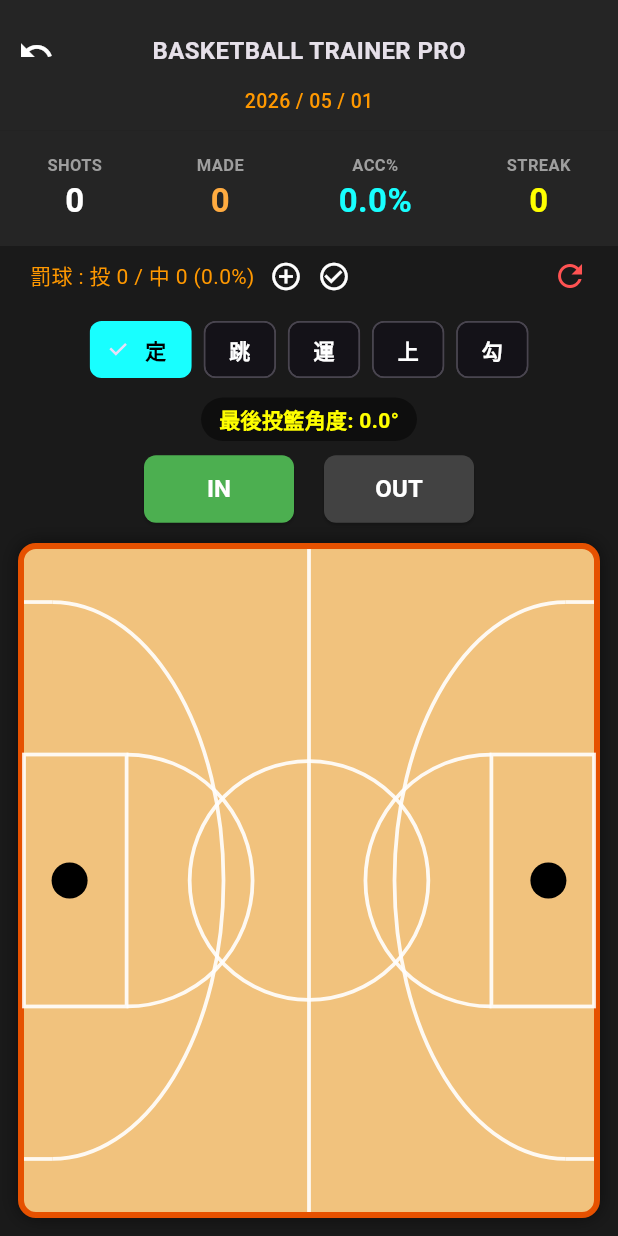
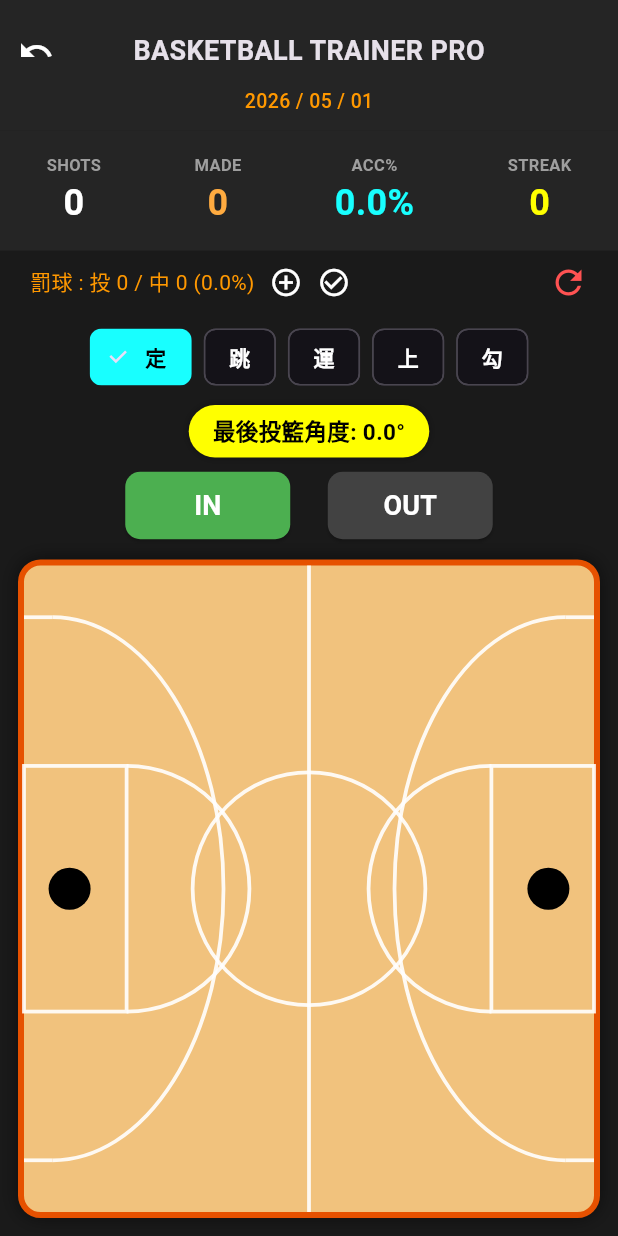
Before and after one commit to qp2ldilrul/basketball_trainer, a Flutter app: the screen it shows after launch, after a tap on the "undo" icon, on a phone screen of 412 x 824 dp. Run offline on Flutter 3.47's test engine with Material 3 defaults, Android fonts, the phone set to English and light mode, and no system bars.

Commit message:
force update basketball pro version

```diff
--- a/lib/main.dart
+++ b/lib/main.dart
@@ -57,7 +57,6 @@ class _ShotProScreenState extends State<ShotProScreen> {
 }
 
 class ShotTrackerBody extends StatefulWidget {
-  // 這裡已修正：使用正確的 super.key
   const ShotTrackerBody({super.key});
 
   @override
@@ -129,6 +128,7 @@ class _ShotTrackerBodyState extends State<ShotTrackerBody> {
 
     return Column(
       children: [
+        // 頂部導覽列：Undo 按鈕、標題、日期
         Container(
           width: double.infinity,
           padding: const EdgeInsets.only(top: 10),
@@ -139,8 +139,8 @@ class _ShotTrackerBodyState extends State<ShotTrackerBody> {
                 mainAxisAlignment: MainAxisAlignment.spaceBetween,
                 children: [
                   IconButton(icon: const Icon(Icons.undo, color: Colors.white), onPressed: _undo),
-                  const Text('BASKETBALL TRAINER PRO', style: TextStyle(fontWeight: FontWeight.bold, fontSize: 16)),
-                  const SizedBox(width: 48),
+                  const Text('BASKETBALL TRAINER PRO', style: TextStyle(fontWeight: FontWeight.bold, fontSize: 18)),
+                  const SizedBox(width: 48), // 保持標題置中
                 ],
               ),
               Text(today, style: const TextStyle(color: Colors.orange, fontSize: 13, fontWeight: FontWeight.w500)),
@@ -148,6 +148,7 @@ class _ShotTrackerBodyState extends State<ShotTrackerBody> {
             ],
           ),
         ),
+        // 數據統計區塊
         Container(
           padding: const EdgeInsets.symmetric(vertical: 15),
           color: const Color(0xFF252525),
@@ -161,20 +162,25 @@ class _ShotTrackerBodyState extends State<ShotTrackerBody> {
             ],
           ),
         ),
+        // 罰球與重設按鈕
         Padding(
           padding: const EdgeInsets.symmetric(vertical: 8, horizontal: 20),
           child: Row(
             children: [
               Text('罰球 : 投 $_ftTotal / 中 $_ftMade (${ftAcc.toStringAsFixed(1)}%)', style: const TextStyle(color: Colors.orange, fontSize: 14)),
               const SizedBox(width: 10),
-              GestureDetector(onTap: () => setState(() => _ftTotal++), child: const Icon(Icons.add_circle_outline, size: 22)),
+              GestureDetector(onTap: () => setState(() => _ftTotal++), child: const Icon(Icons.add_circle_outline, size: 22, color: Colors.white)),
               const SizedBox(width: 10),
-              GestureDetector(onTap: () => setState(() { _ftTotal++; _ftMade++; }), child: const Icon(Icons.check_circle_outline, size: 22)),
+              GestureDetector(onTap: () => setState(() { _ftTotal++; _ftMade++; }), child: const Icon(Icons.check_circle_outline, size: 22, color: Colors.white)),
               const Spacer(),
-              GestureDetector(onTap: () => setState(() { _records.clear(); _ftTotal = 0; _ftMade = 0; _streak = 0; _lastAngle = 0; }), child: const Icon(Icons.refresh, color: Colors.redAccent, size: 24)),
+              GestureDetector(
+                onTap: () => setState(() { _records.clear(); _ftTotal = 0; _ftMade = 0; _streak = 0; _lastAngle = 0; }),
+                child: const Icon(Icons.refresh, color: Colors.redAccent, size: 26),
+              ),
             ],
           ),
         ),
+        // 投籃類型選擇 (ChoiceChips)
         const SizedBox(height: 5),
         Row(
           mainAxisAlignment: MainAxisAlignment.center,
@@ -189,22 +195,32 @@ class _ShotTrackerBodyState extends State<ShotTrackerBody> {
             ),
           )).toList(),
         ),
+        // 鮮黃色提示區塊：顯示最後一次角度
         Padding(
           padding: const EdgeInsets.symmetric(vertical: 8),
           child: Container(
-            padding: const EdgeInsets.symmetric(horizontal: 12, vertical: 4),
-            decoration: BoxDecoration(color: Colors.black45, borderRadius: BorderRadius.circular(15)),
-            child: Text('最後投籃角度: ${_lastAngle.toStringAsFixed(1)}°', style: const TextStyle(color: Colors.yellowAccent, fontSize: 14, fontWeight: FontWeight.bold)),
+            padding: const EdgeInsets.symmetric(horizontal: 16, vertical: 6),
+            decoration: BoxDecoration(
+              color: Colors.yellowAccent,
+              borderRadius: BorderRadius.circular(20),
+              boxShadow: [BoxShadow(color: Colors.black.withOpacity(0.3), blurRadius: 4)],
+            ),
+            child: Text(
+              '最後投籃角度: ${_lastAngle.toStringAsFixed(1)}°',
+              style: const TextStyle(color: Colors.black, fontWeight: FontWeight.bold, fontSize: 15),
+            ),
           ),
         ),
+        // IN / OUT 切換按鈕
         Row(
           mainAxisAlignment: MainAxisAlignment.center,
           children: [
             _goalBtn(true, 'IN', Colors.green),
-            const SizedBox(width: 20),
-            _goalBtn(false, 'OUT', Colors.red),
+            const SizedBox(width: 25),
+            _goalBtn(false, 'OUT', Colors.grey.shade700),
           ],
         ),
+        // 籃球場繪圖區域 (包含每個點的角度)
         Expanded(
           child: Padding(
             padding: const EdgeInsets.all(12),
@@ -213,7 +229,7 @@ class _ShotTrackerBodyState extends State<ShotTrackerBody> {
               child: Container(
                 decoration: BoxDecoration(
                   color: const Color(0xFFF1C27D),
-                  borderRadius: BorderRadius.circular(12),
+                  borderRadius: BorderRadius.circular(15),
                   border: Border.all(color: Colors.orange.shade900, width: 4),
                   boxShadow: [BoxShadow(color: Colors.black.withOpacity(0.5), blurRadius: 10)],
                 ),
@@ -239,7 +255,7 @@ class _ShotTrackerBodyState extends State<ShotTrackerBody> {
   Widget _statBox(String label, String val, Color c) {
     return Column(children: [
       Text(label, style: const TextStyle(fontSize: 11, color: Colors.grey, fontWeight: FontWeight.bold)),
-      Text(val, style: TextStyle(fontSize: 22, fontWeight: FontWeight.bold, color: c)),
+      Text(val, style: TextStyle(fontSize: 24, fontWeight: FontWeight.bold, color: c)),
     ]);
   }
 
@@ -248,11 +264,11 @@ class _ShotTrackerBodyState extends State<ShotTrackerBody> {
     return ElevatedButton(
       onPressed: () => setState(() => _nextIsMade = goal),
       style: ElevatedButton.styleFrom(
-        backgroundColor: active ? c : Colors.grey[800],
-        minimumSize: const Size(100, 45),
-        shape: RoundedRectangleBorder(borderRadius: BorderRadius.circular(8)),
+        backgroundColor: active ? (goal ? Colors.green : Colors.red) : Colors.grey[800],
+        minimumSize: const Size(110, 45),
+        shape: RoundedRectangleBorder(borderRadius: BorderRadius.circular(10)),
       ),
-      child: Text(txt, style: const TextStyle(color: Colors.white, fontWeight: FontWeight.bold, fontSize: 16)),
+      child: Text(txt, style: const TextStyle(color: Colors.white, fontWeight: FontWeight.bold, fontSize: 18)),
     );
   }
 }
@@ -275,6 +291,7 @@ class FullCourtPainter extends CustomPainter {
     double midX = w / 2;
     double midY = h / 2;
 
+    // --- 球場線條繪製 ---
     canvas.drawLine(Offset(midX, 0), Offset(midX, h), linePaint);
     canvas.drawCircle(Offset(midX, midY), h * 0.18, linePaint);
 
@@ -282,59 +299,51 @@ class FullCourtPainter extends CustomPainter {
       double sideMul = isLeft ? 1 : -1;
       double startX = isLeft ? 0 : w;
 
+      // 禁區
       double keyW = w * 0.18;
       double keyH = h * 0.38;
-      canvas.drawRect(
-        Rect.fromCenter(
-          center: Offset(startX + (sideMul * keyW / 2), midY),
-          width: keyW,
-          height: keyH,
-        ),
-        linePaint,
-      );
+      canvas.drawRect(Rect.fromCenter(center: Offset(startX + (sideMul * keyW / 2), midY), width: keyW, height: keyH), linePaint);
+      canvas.drawArc(Rect.fromCenter(center: Offset(startX + (sideMul * keyW), midY), width: keyH, height: keyH), isLeft ? -math.pi / 2 : math.pi / 2, math.pi, false, linePaint);
 
-      canvas.drawArc(
-        Rect.fromCenter(
-          center: Offset(startX + (sideMul * keyW), midY),
-          width: keyH,
-          height: keyH,
-        ),
-        isLeft ? -math.pi / 2 : math.pi / 2,
-        math.pi,
-        false,
-        linePaint,
-      );
-
+      // 三分線
       double threeR = h * 0.42;
       double straightW = w * 0.05;
       canvas.drawLine(Offset(startX, midY - threeR), Offset(startX + (sideMul * straightW), midY - threeR), linePaint);
       canvas.drawLine(Offset(startX, midY + threeR), Offset(startX + (sideMul * straightW), midY + threeR), linePaint);
-
-      canvas.drawArc(
-        Rect.fromCenter(
-          center: Offset(startX + (sideMul * straightW), midY),
-          width: (w * 0.3) * 2,
-          height: threeR * 2,
-        ),
-        isLeft ? -math.pi / 2 : math.pi / 2,
-        math.pi,
-        false,
-        linePaint,
-      );
+      canvas.drawArc(Rect.fromCenter(center: Offset(startX + (sideMul * straightW), midY), width: (w * 0.3) * 2, height: threeR * 2), isLeft ? -math.pi / 2 : math.pi / 2, math.pi, false, linePaint);
     }
 
-    canvas.drawCircle(Offset(w * 0.08, midY), 12, dotPaint);
-    canvas.drawCircle(Offset(w * 0.92, midY), 12, dotPaint);
+    // 左右兩側中線位置的實心大黑點
+    canvas.drawCircle(Offset(w * 0.08, midY), 14, dotPaint);
+    canvas.drawCircle(Offset(w * 0.92, midY), 14, dotPaint);
+
+    // --- 繪製投籃位置與角度標記 ---
+    final textPainter = TextPainter(textDirection: TextDirection.ltr);
 
     for (var r in records) {
       final pPaint = Paint()..color = r.color..strokeCap = StrokeCap.round;
+
+      // 繪製點 (命中為實心，沒進為空心 X)
       if (r.isMade) {
-        canvas.drawCircle(r.position, 8, pPaint);
+        canvas.drawCircle(r.position, 9, pPaint);
       } else {
-        canvas.drawCircle(r.position, 8, pPaint..style = PaintingStyle.stroke..strokeWidth = 3);
-        canvas.drawLine(Offset(r.position.dx-5, r.position.dy-5), Offset(r.position.dx+5, r.position.dy+5), pPaint);
-        canvas.drawLine(Offset(r.position.dx+5, r.position.dy-5), Offset(r.position.dx-5, r.position.dy+5), pPaint);
+        canvas.drawCircle(r.position, 9, pPaint..style = PaintingStyle.stroke..strokeWidth = 3);
+        canvas.drawLine(Offset(r.position.dx-6, r.position.dy-6), Offset(r.position.dx+6, r.position.dy+6), pPaint);
+        canvas.drawLine(Offset(r.position.dx+6, r.position.dy-6), Offset(r.position.dx-6, r.position.dy+6), pPaint);
       }
+
+      // 繪製點位旁的角度文字
+      textPainter.text = TextSpan(
+        text: '${r.angle.toStringAsFixed(1)}°',
+        style: TextStyle(
+          color: Colors.black,
+          fontSize: 11,
+          fontWeight: FontWeight.bold,
+          backgroundColor: Colors.white.withOpacity(0.7),
+        ),
+      );
+      textPainter.layout();
+      textPainter.paint(canvas, Offset(r.position.dx - (textPainter.width / 2), r.position.dy - 22));
     }
   }
 
```
